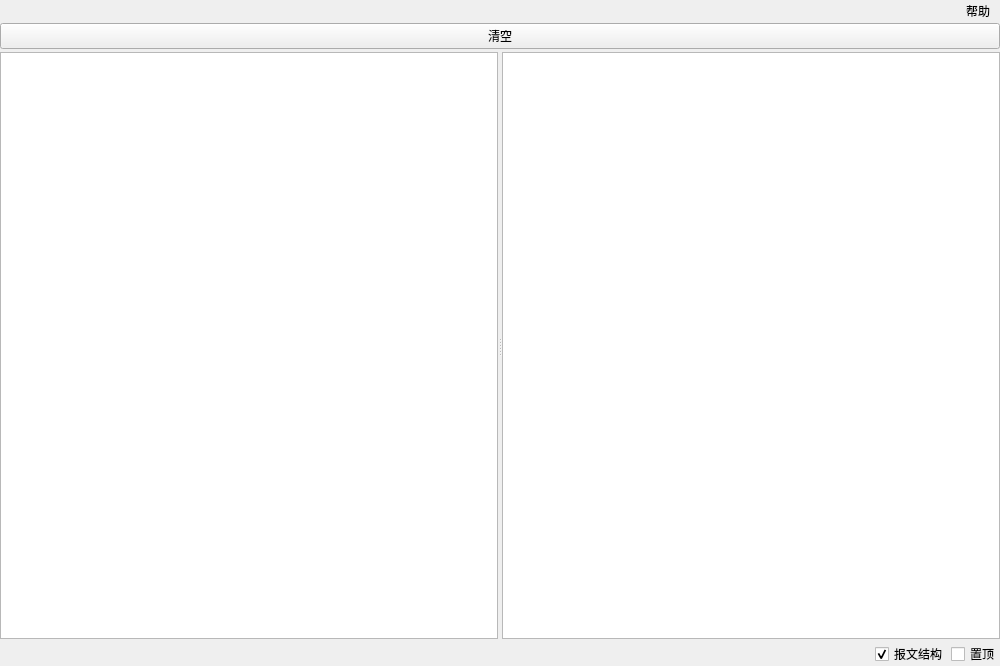
This is UI/trans_window2.ui in KayFelicities/698master as Qt 5 draws it before an edit. The edited form follows.
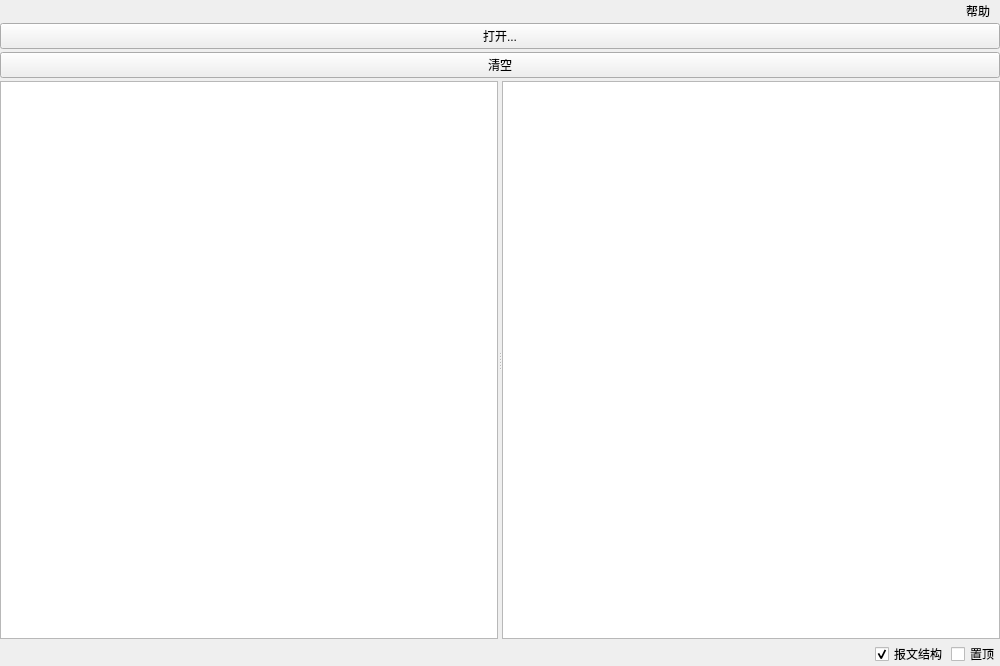
This is the edited form. Icons and pictures are not drawn.

Commit message: trans err message improvement

```diff
--- a/UI/trans_window2.ui
+++ b/UI/trans_window2.ui
@@ -50,6 +50,13 @@
     </property>
     <item row="0" column="0">
      <layout class="QVBoxLayout" name="verticalLayout">
+      <item>
+       <widget class="QPushButton" name="open_b">
+        <property name="text">
+         <string>打开...</string>
+        </property>
+       </widget>
+      </item>
       <item>
        <widget class="QPushButton" name="clear_b">
         <property name="text">
```
Left out of the diff: 2 changed lines with no effect on the pictures. The commit also changes 4 other files.
